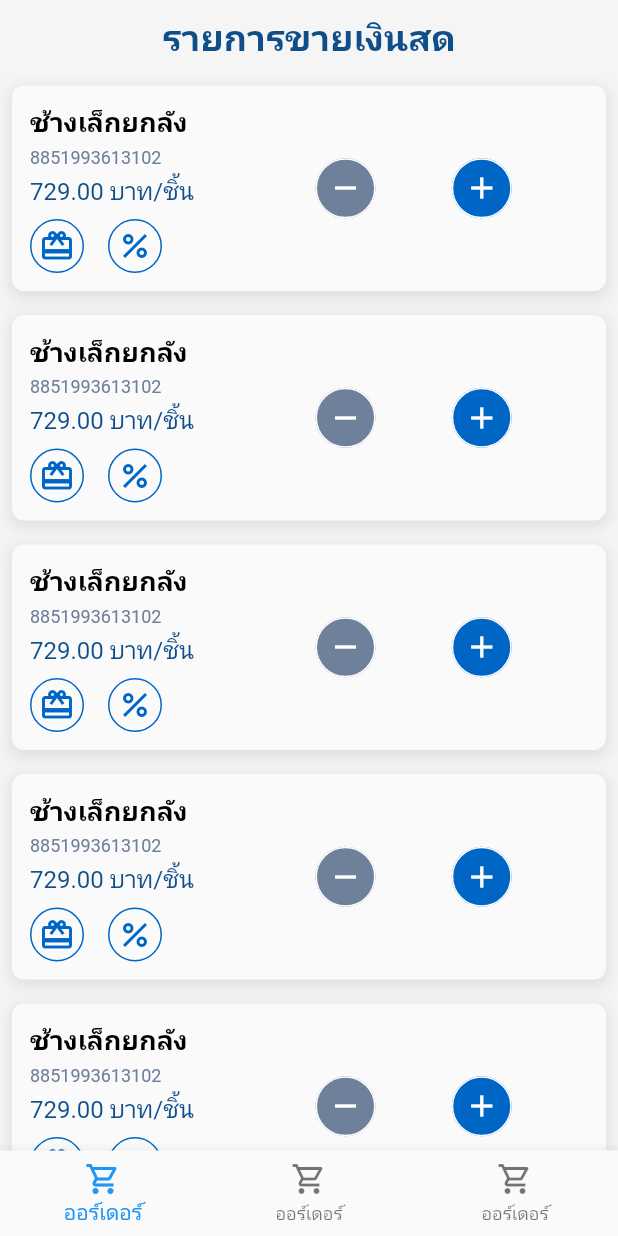
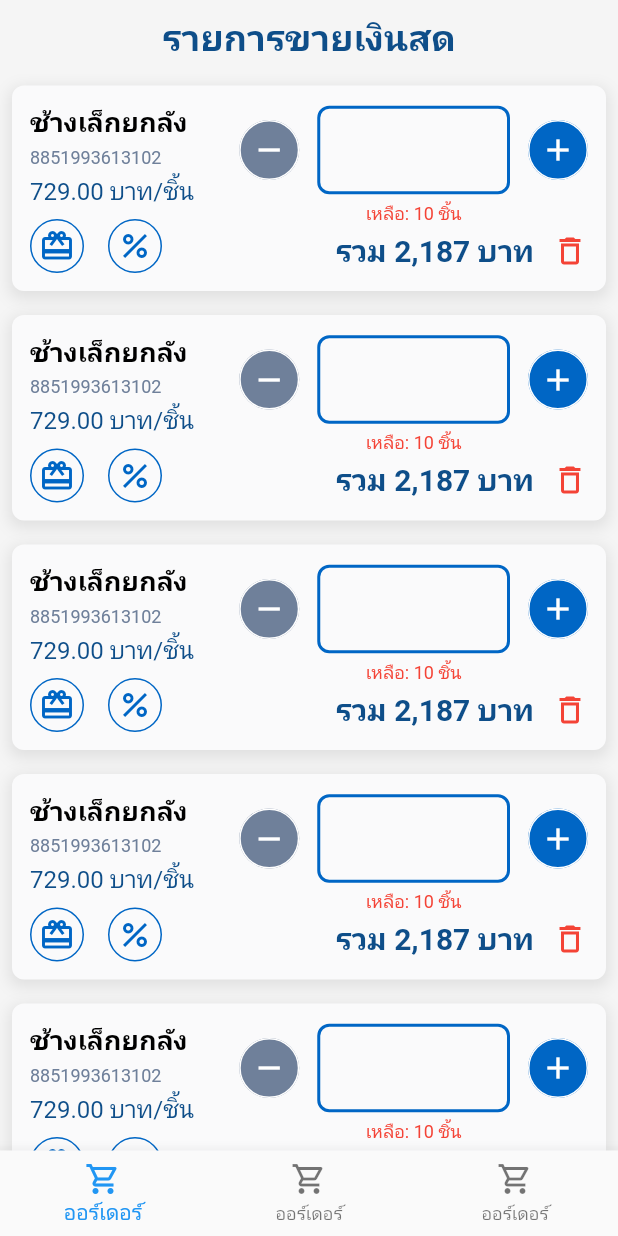
Before and after one commit to MongkolJ/pos_van, a Flutter app: the screen it shows after launch, on a phone screen of 412 x 824 dp. Run offline on Flutter 3.47's test engine with Material 2 defaults, Android fonts, the phone set to English and light mode, and no system bars.

Commit message:
Update CartItemCard widget

```diff
--- a/lib/constants/decorations/colors.dart
+++ b/lib/constants/decorations/colors.dart
@@ -7,3 +7,4 @@ const Color kBackgroundColor = Color.fromRGBO(245, 245, 245, 1);
 const Color kCardBackgroundColor = Color.fromRGBO(250, 250, 251, 1);
 
 const Color kFadedTextColor = Color.fromRGBO(111, 128, 154, 1);
+const Color kRedTextColor = Colors.red;
--- a/lib/constants/decorations/text_styles.dart
+++ b/lib/constants/decorations/text_styles.dart
@@ -22,3 +22,14 @@ const TextStyle kHighLightBodyTextStyle = TextStyle(
   color: kPrimaryDarkColor,
   fontSize: 16,
 );
+
+const TextStyle kRedIndicatorTextStyle = TextStyle(
+  color: kRedTextColor,
+  fontSize: 12,
+);
+
+const TextStyle kSubHeaderTextStyle = TextStyle(
+  color: kPrimaryDarkColor,
+  fontWeight: FontWeight.bold,
+  fontSize: 20,
+);
--- a/lib/modules/cart/components/cart_item_card.dart
+++ b/lib/modules/cart/components/cart_item_card.dart
@@ -79,12 +79,58 @@ class CartItemCard extends StatelessWidget {
                       fillColor: kFadedTextColor,
                       size: 40,
                     ),
+                    Expanded(
+                      child: Padding(
+                        padding: const EdgeInsets.symmetric(horizontal: 12.0),
+                        child: TextField(
+                          decoration: InputDecoration(
+                            enabledBorder: OutlineInputBorder(
+                              borderRadius: BorderRadius.circular(8),
+                              borderSide: const BorderSide(
+                                width: 2,
+                                color: kPrimaryLightColor,
+                              ),
+                            ),
+                            border: OutlineInputBorder(
+                              borderRadius: BorderRadius.circular(8),
+                              borderSide: const BorderSide(
+                                width: 2,
+                                color: kPrimaryDarkColor,
+                              ),
+                            ),
+                          ),
+                        ),
+                      ),
+                    ),
                     CircularIconButton(
                       icon: Icons.add,
                       iconColor: Colors.white,
                       onTapped: () async {},
                       fillColor: kPrimaryLightColor,
                       size: 40,
+                    ),
+                  ],
+                ),
+                _subSectionBuffer(),
+                const Text(
+                  'เหลือ: 10 ชิ้น',
+                  style: kRedIndicatorTextStyle,
+                ),
+                _subSectionBuffer(),
+                Row(
+                  children: [
+                    const Spacer(),
+                    const Text(
+                      'รวม 2,187 บาท',
+                      style: kSubHeaderTextStyle,
+                    ),
+                    const SizedBox(width: 12),
+                    GestureDetector(
+                      onTap: () async {},
+                      child: const Icon(
+                        Icons.delete_outline,
+                        color: kRedTextColor,
+                      ),
                     ),
                   ],
                 ),
```
